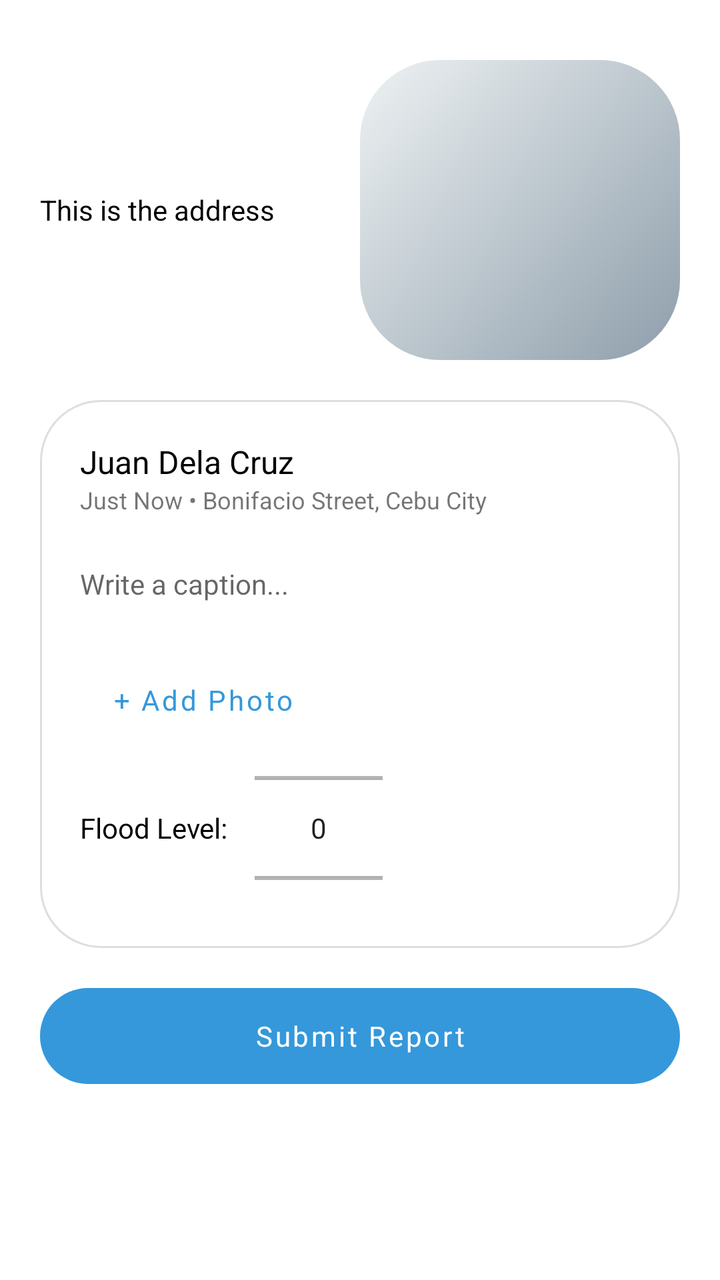
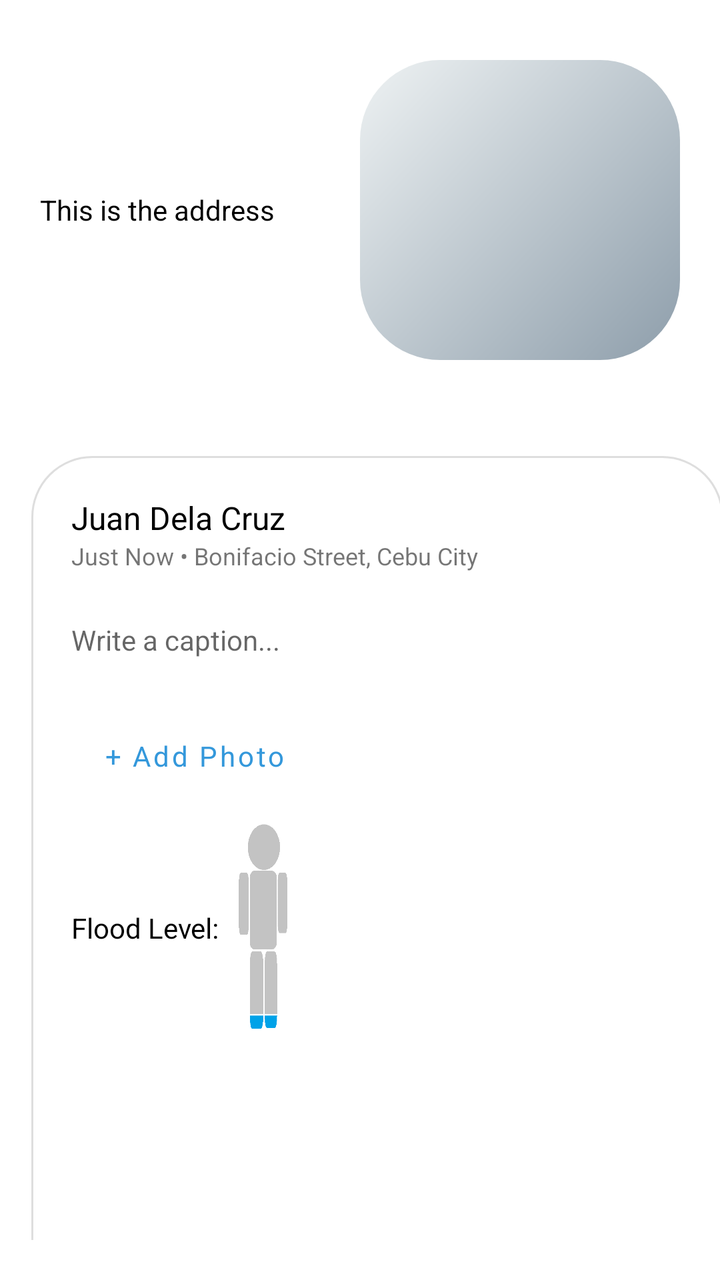

Screens rendered from an Android XML layout before and after an edit, with the pre-edit source and the edit as a unified diff.
<!-- AndroidManifest.xml: application theme Theme.Overseer -->
<!-- res/layout/fragment_report.xml -->
<?xml version="1.0" encoding="utf-8"?>
<androidx.constraintlayout.widget.ConstraintLayout xmlns:android="http://schemas.android.com/apk/res/android"
    xmlns:app="http://schemas.android.com/apk/res-auto"
    android:layout_width="match_parent"
    android:layout_height="wrap_content"
    android:orientation="vertical"
    android:paddingTop="@dimen/dp_10"
    android:paddingBottom="@dimen/dp_20">

    <androidx.core.widget.NestedScrollView
        android:layout_width="match_parent"
        android:layout_height="wrap_content"
        app:layout_constraintLeft_toLeftOf="parent"
        app:layout_constraintTop_toTopOf="parent">

        <androidx.constraintlayout.widget.ConstraintLayout
            android:layout_width="match_parent"
            android:layout_height="wrap_content">

            <TableRow
                android:id="@+id/report_tr_address"
                android:layout_width="match_parent"
                android:layout_height="wrap_content"
                android:layout_marginHorizontal="@dimen/dp_20"
                android:layout_marginTop="@dimen/dp_20"
                android:weightSum="2"
                app:layout_constraintLeft_toLeftOf="parent"
                app:layout_constraintTop_toTopOf="parent">

                <TextView
                    android:id="@+id/report_tv_location"
                    android:layout_width="0dp"
                    android:layout_height="wrap_content"
                    android:layout_column="0"
                    android:layout_gravity="center"
                    android:layout_weight="1"
                    android:paddingRight="@dimen/dp_5"
                    android:text="This is the address"
                    android:textColor="@color/black"
                    android:textSize="@dimen/sp_14" />

                <ImageView
                    android:id="@+id/report_iv_location"
                    android:layout_width="0dp"
                    android:layout_height="@dimen/dp_150"
                    android:layout_column="1"
                    android:layout_weight="1"
                    android:contentDescription="@string/street_snapshot"
                    android:src="@drawable/bg_street" />
            </TableRow>

            <LinearLayout
                android:id="@+id/report_ll_post"
                android:layout_width="match_parent"
                android:layout_height="wrap_content"
                android:layout_marginHorizontal="@dimen/dp_20"
                android:layout_marginTop="@dimen/dp_20"
                android:background="@drawable/bg_card"
                android:orientation="vertical"
                android:padding="@dimen/dp_20"
                app:layout_constraintLeft_toLeftOf="parent"
                app:layout_constraintTop_toBottomOf="@id/report_tr_address">

                <TextView
                    android:id="@+id/report_tv_username"
                    android:layout_width="match_parent"
                    android:layout_height="wrap_content"
                    android:text="Juan Dela Cruz"
                    android:textColor="@color/black"
                    android:textSize="@dimen/sp_16" />

                <TextView
                    android:id="@+id/report_tv_time_location"
                    android:layout_width="match_parent"
                    android:layout_height="wrap_content"
                    android:text="Just Now • Bonifacio Street, Cebu City"
                    android:textSize="@dimen/sp_12" />

                <EditText
                    android:id="@+id/report_et_caption"
                    android:layout_width="match_parent"
                    android:layout_height="wrap_content"
                    android:layout_marginTop="@dimen/dp_10"
                    android:autofillHints="Caption"
                    android:background="@android:color/transparent"
                    android:hint="Write a caption..."
                    android:inputType="textMultiLine"
                    android:minHeight="48dp"
                    android:textSize="@dimen/sp_14" />

                <androidx.recyclerview.widget.RecyclerView
                    android:id="@+id/report_recycler"
                    android:layout_width="wrap_content"
                    android:layout_height="wrap_content"
                    android:layout_marginTop="@dimen/dp_10" />

                <Button
                    android:id="@+id/report_btn_upload"
                    android:layout_width="wrap_content"
                    android:layout_height="wrap_content"
                    android:background="@android:color/transparent"
                    android:text="+ Add Photo"
                    android:textAllCaps="false"
                    android:textColor="@color/main_color" />

                <LinearLayout
                    android:layout_width="wrap_content"
                    android:layout_height="wrap_content"
                    android:orientation="horizontal">

                    <TextView
                        android:layout_width="wrap_content"
                        android:layout_height="wrap_content"
                        android:layout_gravity="center"
                        android:layout_marginRight="@dimen/dp_10"
                        android:text="Flood Level: "
                        android:textColor="@color/black"
                        android:textSize="@dimen/sp_14" />

                    <NumberPicker
                        android:id="@+id/report_np_flood_level"
                        android:layout_width="wrap_content"
                        android:layout_height="@dimen/dp_80" />
                </LinearLayout>
            </LinearLayout>

            <Button
                android:id="@+id/report_btn_submit"
                android:layout_width="match_parent"
                android:layout_height="wrap_content"
                android:layout_marginHorizontal="@dimen/dp_20"
                android:layout_marginTop="@dimen/dp_20"
                android:background="@drawable/bg_button"
                android:stateListAnimator="@null"
                android:text="Submit Report"
                android:textAllCaps="false"
                android:textColor="@color/white"
                app:layout_constraintLeft_toLeftOf="parent"
                app:layout_constraintTop_toBottomOf="@id/report_ll_post" />

        </androidx.constraintlayout.widget.ConstraintLayout>
    </androidx.core.widget.NestedScrollView>


</androidx.constraintlayout.widget.ConstraintLayout>
<!-- resources referenced by this layout -->
<resources>
  <color name="black">#FF000000</color>
  <color name="main_color">#3498DB</color>
  <color name="white">#FFFFFFFF</color>
  <dimen name="dp_10">10dp</dimen>
  <dimen name="dp_150">150dp</dimen>
  <dimen name="dp_20">20dp</dimen>
  <dimen name="dp_5">5dp</dimen>
  <dimen name="dp_80">80dp</dimen>
  <dimen name="sp_12">12sp</dimen>
  <dimen name="sp_14">14sp</dimen>
  <dimen name="sp_16">16sp</dimen>
  <!-- drawable bg_button (drawable) -->
  <?xml version="1.0" encoding="utf-8"?>
  <shape xmlns:android="http://schemas.android.com/apk/res/android">
      <corners android:radius="100dp" />
      <solid android:color="@color/main_color" />
  </shape>
  <!-- drawable bg_card (drawable) -->
  <shape
      xmlns:android="http://schemas.android.com/apk/res/android"
      android:shape="rectangle">
  
      <corners android:radius="30dp" />
      <stroke android:color="#dedede" android:width="1dp" />
      <solid android:color="@color/white"/>
  </shape>
  <!-- drawable bg_street (drawable) -->
  <shape
      xmlns:android="http://schemas.android.com/apk/res/android"
      android:shape="rectangle">
  
      <corners android:radius="40dp" />
      <solid android:color="#dedede" />
      <gradient
          android:angle="135"
          android:startColor="#8e9eab"
          android:endColor="#eef2f3"
          android:type="linear" />
  </shape>
  <string name="street_snapshot">Street Snapshot</string>
  <style name="Theme.Overseer" parent="Theme.MaterialComponents.Light">
          
          <item name="colorPrimary">@color/main_color</item>
          <item name="colorPrimaryVariant">@color/main_dark</item>
          <item name="colorOnPrimary">@color/white</item>
          
          <item name="colorSecondary">@color/main_color</item>
          <item name="colorSecondaryVariant">@color/main_dark</item>
          <item name="colorOnSecondary">@color/white</item>
          
          <item name="android:statusBarColor">?colorPrimaryVariant</item>
          
          <item name="fontFamily">@font/googlesans_regular</item>
          <item name="bottomSheetDialogTheme">@style/AppBottomSheetDialogTheme</item>
      </style>
  <color name="main_dark">#2980B9</color>
  <style name="AppBottomSheetDialogTheme" parent="Theme.Design.Light.BottomSheetDialog">
          <item name="bottomSheetStyle">@style/AppModalStyle</item>
      </style>
  <style name="AppModalStyle" parent="Widget.Design.BottomSheet.Modal">
          <item name="android:background">@drawable/card_rounded_top</item>
      </style>
  <!-- drawable card_rounded_top (drawable) -->
  <shape
      xmlns:android="http://schemas.android.com/apk/res/android"
      android:shape="rectangle">
  
      <corners android:topRightRadius="40dp" android:topLeftRadius="40dp" />
      <solid android:color="@android:color/white" />
  </shape>
</resources>

<!-- the commit's change to res/layout/fragment_report.xml (unified diff, before → after) -->
@@ -1,6 +1,7 @@
 <?xml version="1.0" encoding="utf-8"?>
 <androidx.constraintlayout.widget.ConstraintLayout xmlns:android="http://schemas.android.com/apk/res/android"
     xmlns:app="http://schemas.android.com/apk/res-auto"
+    xmlns:tools="http://schemas.android.com/tools"
     android:layout_width="match_parent"
     android:layout_height="wrap_content"
     android:orientation="vertical"
@@ -51,14 +52,18 @@
 
             <LinearLayout
                 android:id="@+id/report_ll_post"
-                android:layout_width="match_parent"
-                android:layout_height="wrap_content"
+                android:layout_width="346dp"
+                android:layout_height="458dp"
                 android:layout_marginHorizontal="@dimen/dp_20"
-                android:layout_marginTop="@dimen/dp_20"
+                android:layout_marginStart="16dp"
+                android:layout_marginTop="48dp"
                 android:background="@drawable/bg_card"
                 android:orientation="vertical"
                 android:padding="@dimen/dp_20"
+                app:layout_constraintEnd_toEndOf="parent"
+                app:layout_constraintHorizontal_bias="0.242"
                 app:layout_constraintLeft_toLeftOf="parent"
+                app:layout_constraintStart_toStartOf="parent"
                 app:layout_constraintTop_toBottomOf="@id/report_tr_address">
 
                 <TextView
@@ -97,15 +102,15 @@
                 <Button
                     android:id="@+id/report_btn_upload"
                     android:layout_width="wrap_content"
-                    android:layout_height="wrap_content"
+                    android:layout_height="48dp"
                     android:background="@android:color/transparent"
                     android:text="+ Add Photo"
                     android:textAllCaps="false"
                     android:textColor="@color/main_color" />
 
                 <LinearLayout
-                    android:layout_width="wrap_content"
-                    android:layout_height="wrap_content"
+                    android:layout_width="202dp"
+                    android:layout_height="124dp"
                     android:orientation="horizontal">
 
                     <TextView
@@ -117,10 +122,26 @@
                         android:textColor="@color/black"
                         android:textSize="@dimen/sp_14" />
 
-                    <NumberPicker
-                        android:id="@+id/report_np_flood_level"
+                    <LinearLayout
                         android:layout_width="wrap_content"
-                        android:layout_height="@dimen/dp_80" />
+                        android:layout_height="wrap_content"
+                        android:orientation="horizontal"
+                        android:rotation="270">
+
+                        <SeekBar
+                            android:id="@+id/seekBar4"
+                            android:layout_width="112dp"
+                            android:layout_height="124dp"
+                            android:layout_weight="1"
+                            android:background="@drawable/flooded_level_model_1"
+                            android:hapticFeedbackEnabled="true"
+                            android:max="5"
+                            android:min="1"
+                            android:progressBackgroundTint="#00000000"
+                            android:progressTint="#00000000"
+                            android:thumbTint="#00000000" />
+                    </LinearLayout>
+
                 </LinearLayout>
             </LinearLayout>
 
<!-- resource entries referenced after the edit -->
@@ -7,7 +7,6 @@
   <dimen name="dp_150">150dp</dimen>
   <dimen name="dp_20">20dp</dimen>
   <dimen name="dp_5">5dp</dimen>
-  <dimen name="dp_80">80dp</dimen>
   <dimen name="sp_12">12sp</dimen>
   <dimen name="sp_14">14sp</dimen>
   <dimen name="sp_16">16sp</dimen>
@@ -39,6 +38,7 @@
           android:endColor="#eef2f3"
           android:type="linear" />
   </shape>
+  <!-- drawable flooded_level_model_1: png bitmap (drawable-xxhdpi, 5075 bytes) -->
   <string name="street_snapshot">Street Snapshot</string>
   <style name="Theme.Overseer" parent="Theme.MaterialComponents.Light">
           
